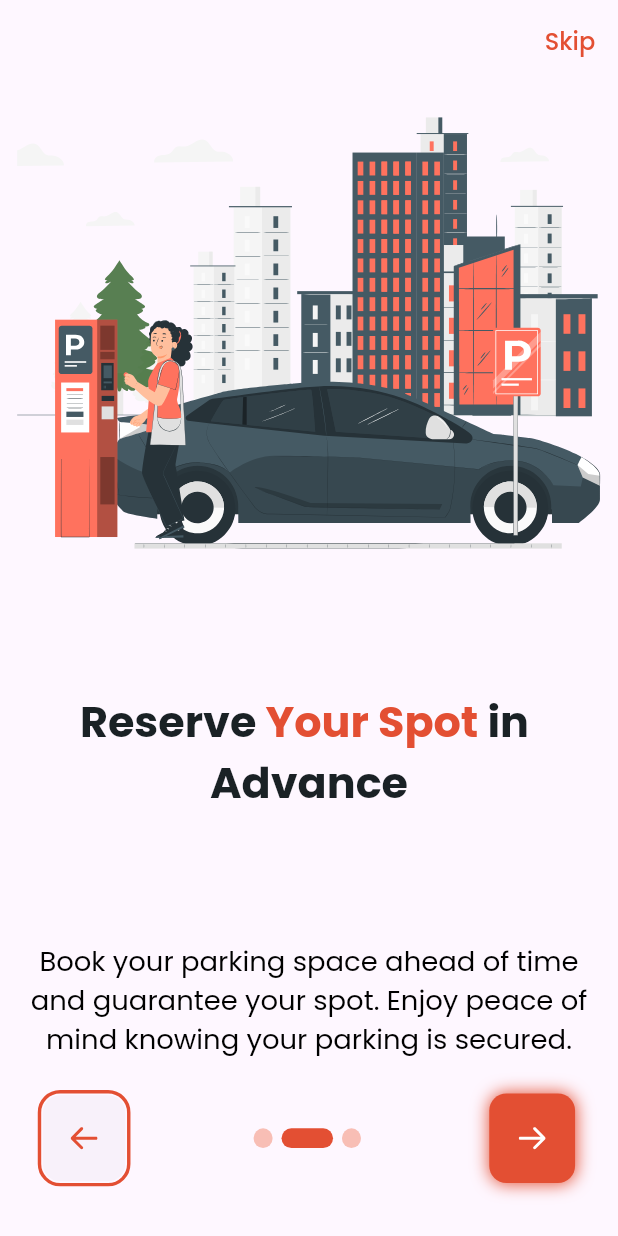
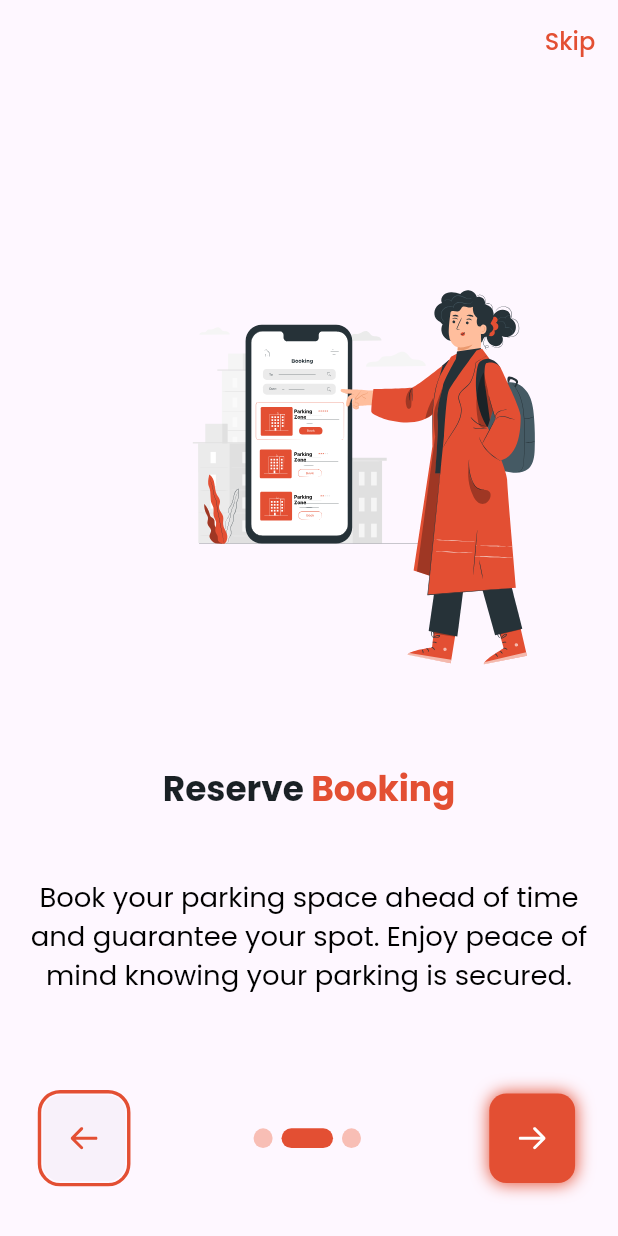
Before and after one commit to oyeasif/customer_parking, a Flutter app: the screen it shows after launch, after a tap on an icon or button, on a phone screen of 412 x 824 dp. Run offline on Flutter 3.47's test engine with Material 3 defaults, Android fonts, the phone set to English and light mode, and no system bars; our stand-ins replace animate_do, flutter_rating_stars, flutter_screenutil, flutter_svg, get, google_fonts and 4 more; project files that could hold a hidden picture were left out.

Commit message:
first commit

```diff
--- a/lib/res/my_imgs.dart
+++ b/lib/res/my_imgs.dart
@@ -13,6 +13,8 @@ class MyImgs  {
   static String mobile3 = 'assets/icons/onboard/mobile3.svg';
   static String carPerson = 'assets/icons/onboard/carperson.svg';
   static String car3 = 'assets/icons/onboard/car3.svg';
+  static String onboardMobile2 = 'assets/icons/onboard/onboardmobile2.svg';
+  static String onboardPerson2 = 'assets/icons/onboard/onboardperson2.svg';
 
   ///Assets Icons Login
 
@@ -22,6 +24,10 @@ class MyImgs  {
   static String google = 'assets/icons/login/google.svg';
   static String line = 'assets/icons/login/Line.svg';
   static String verification = 'assets/icons/login/verification.svg';
+  static String forgotMobile = 'assets/icons/login/forgotMobile.svg';
+  static String forgotPic = 'assets/icons/login/forgotPic.svg';
+  static String forgotChat = 'assets/icons/login/Chat.svg';
+  static String message = 'assets/icons/login/Message.svg';
 
   /// Assets Icons Home
   static String home = 'assets/icons/home/home.svg';
@@ -43,6 +49,8 @@ class MyImgs  {
   static String jazzCash = 'assets/icons/home/jazzCash.png';
   static String successPay = 'assets/icons/home/successPay.png';
   static String barCode = 'assets/icons/home/barCode.png';
+  static String spots = 'assets/icons/home/spots.svg';
+  static String arrived = 'assets/icons/home/arrived.png';
 
   ///Assets Icons Profile
   static String editProfile = 'assets/icons/profile/editProfile.svg';
--- a/lib/res/strings.dart
+++ b/lib/res/strings.dart
@@ -27,7 +27,7 @@ class  Strings extends Translations {
   static String home = 'Home';
   static String skip = 'Skip';
   static String find = 'Find ';
-  static String parking = 'Parking ';
+  static String parking = ' Parking';
   static String effortlessly = 'Effortlessly ';
   static String onboardOneDes = 'Locate nearby parking spaces instantly with real-time availability updates. Say goodbye to the stress of circling the block.';
   static String reserve = 'Reserve ';
@@ -37,9 +37,16 @@ class  Strings extends Translations {
   static String onboardTwoDes = 'Book your parking space ahead of time and guarantee your spot. Enjoy peace of mind knowing your parking is secured.';
   static String receiveParking = 'Receive Parking';
   static String notification = 'Notification';
+  static String onboardThreeDes = 'Your Companion Towards Sustainable Practices';
   static String favourites = 'Favourites';
   static String track = 'Track';
   static String profile = 'Profile';
+  static String onSpot = 'On-Spot ';
+  static String availability = 'Availability';
+  static String booking = 'Booking';
+  static String guiding = 'Guiding Your Journey';
+  static String to = 'to ';
+  static String sustainability = 'Sustainability';
 
 
 
--- a/lib/view/authentication/register_screen.dart
+++ b/lib/view/authentication/register_screen.dart
@@ -1,5 +1,6 @@
 import 'package:customer_parking_app/res/my_imgs.dart';
 import 'package:customer_parking_app/view/authentication/login_screen.dart';
+import 'package:customer_parking_app/view/authentication/terms_and_conditions.dart';
 import 'package:customer_parking_app/view/authentication/verification_screen.dart';
 import 'package:flutter/material.dart';
 import 'package:flutter_screenutil/flutter_screenutil.dart';
@@ -214,7 +215,9 @@ class _RegisterScreenState extends State<RegisterScreen> {
                 ),
                 TextStyleWidget(title: 'Agree with', size: 14.sp),
                 TextButton(
-                    onPressed: () {},
+                    onPressed: () {
+                      Get.to(()=>const TermsAndConditions());
+                    },
                     child: TextStyleWidget(
                       title: 'Terms \& Condition',
                       size: 14.sp,
--- a/lib/view/onboard_screens/onboard_screen_one.dart
+++ b/lib/view/onboard_screens/onboard_screen_one.dart
@@ -50,11 +50,11 @@ class _OnboardScreenOneState extends State<OnboardScreenOne> {
                       mainAxisAlignment: MainAxisAlignment.center,
                       crossAxisAlignment: CrossAxisAlignment.center,
                       children: [
-                        TextStyleWidget(title: Strings.find.tr, size: 25.sp, weight: FontWeight.w700, color: MyColors.black10,),
-                        TextStyleWidget(title: Strings.parking.tr, size: 25.sp, weight: FontWeight.w700, color: MyColors.primaryRed,),
+                        TextStyleWidget(title: Strings.onSpot.tr, size: 20.sp, weight: FontWeight.w700, color: MyColors.black10,),
+                        TextStyleWidget(title: Strings.parking.tr, size: 20.sp, weight: FontWeight.w700, color: MyColors.primaryRed,),
                       ],
                     ),
-                    TextStyleWidget(title: Strings.effortlessly.tr, size: 25.sp, weight: FontWeight.w700, color: MyColors.black10,),
+                    TextStyleWidget(title: Strings.availability.tr, size: 20.sp, weight: FontWeight.w700, color: MyColors.black10,),
                   ],
                 ),
               ),
--- a/lib/view/onboard_screens/onboard_screen_three.dart
+++ b/lib/view/onboard_screens/onboard_screen_three.dart
@@ -47,15 +47,21 @@ class _OnboardScreenThreeState extends State<OnboardScreenThree> {
                   mainAxisAlignment: MainAxisAlignment.center,
                   crossAxisAlignment: CrossAxisAlignment.center,
                   children: [
-                    TextStyleWidget(title: Strings.receiveParking.tr, size: 25.sp, weight: FontWeight.w700, color: MyColors.black10,),
-
-                    TextStyleWidget(title: Strings.notification.tr, size: 25.sp, weight: FontWeight.w700, color: MyColors.primaryRed,),
+                    TextStyleWidget(title: Strings.guiding.tr, size: 20.sp, weight: FontWeight.w700),
+                    Row(
+                      mainAxisAlignment: MainAxisAlignment.center,
+                      crossAxisAlignment: CrossAxisAlignment.center,
+                      children: [
+                        TextStyleWidget(title: Strings.to.tr, size: 20.sp, weight: FontWeight.w700),
+                        TextStyleWidget(title: Strings.sustainability.tr, size: 20.sp, weight: FontWeight.w700, color: MyColors.primaryRed,),
+                      ],
+                    ),
                   ],
                 ),
               ),
               FadeInUp(
                 duration: const Duration(seconds: 2),
-                child: TextStyleWidget(title: Strings.onboardTwoDes.tr,
+                child: TextStyleWidget(title: Strings.onboardThreeDes.tr,
                   size: 16.sp, weight: FontWeight.w400, color: MyColors.black, textAlign: TextAlign.center,),
               ),
 
--- a/lib/view/onboard_screens/onboard_screen_two.dart
+++ b/lib/view/onboard_screens/onboard_screen_two.dart
@@ -23,26 +23,31 @@ class _OnboardScreenTwoState extends State<OnboardScreenTwo> {
       children: [
         Expanded(
           child: Column(
-            mainAxisAlignment: MainAxisAlignment.spaceBetween,
+            mainAxisAlignment: MainAxisAlignment.spaceEvenly,
             crossAxisAlignment: CrossAxisAlignment.center,
             children: [
-              SvgPicture.asset(MyImgs.onboard2),
+              Stack(
+                alignment: Alignment.center,
+                children: [
+                  FadeInLeft(
+                  duration: Duration(seconds: 2),
+                  child: SvgPicture.asset(MyImgs.onboardMobile2, width: 150.w, height: 300.h,)),
+                  Padding(
+                    padding: EdgeInsets.only(left: 150.w, top: 50.h),
+                    child: FadeInRight(
+                        duration: Duration(seconds: 2),
+                        child: SvgPicture.asset(MyImgs.onboardPerson2, width: 130.w, height: 210.h,)),
+                  ),
+                ],
+              ),
               FadeInUp(
                 duration: const Duration(seconds: 2),
-                child: Column(
+                child: Row(
                   mainAxisAlignment: MainAxisAlignment.center,
                   crossAxisAlignment: CrossAxisAlignment.center,
                   children: [
-                    Row(
-                      mainAxisAlignment: MainAxisAlignment.center,
-                      crossAxisAlignment: CrossAxisAlignment.center,
-                      children: [
-                        TextStyleWidget(title: Strings.reserve.tr, size: 25.sp, weight: FontWeight.w700, color: MyColors.black10,),
-                        TextStyleWidget(title: Strings.yourSpot.tr, size: 25.sp, weight: FontWeight.w700, color: MyColors.primaryRed,),
-                        TextStyleWidget(title: Strings.iin.tr, size: 25.sp, weight: FontWeight.w700, color: MyColors.black10,),
-                      ],
-                    ),
-                    TextStyleWidget(title: Strings.advance.tr, size: 25.sp, weight: FontWeight.w700, color: MyColors.black10,),
+                    TextStyleWidget(title: Strings.reserve.tr, size: 20.sp, weight: FontWeight.w700, color: MyColors.black10,),
+                    TextStyleWidget(title: Strings.booking.tr, size: 20.sp, weight: FontWeight.w700, color: MyColors.primaryRed,),
                   ],
                 ),
               ),
```
Also changed, not shown: lib/view/authentication/forgot_otp_screen.dart (added, +110 -0 lines), lib/view/authentication/forgot_password.dart (added, +131 -0 lines), lib/view/authentication/login_screen.dart (+9 -3 lines), lib/view/authentication/reset_password_screen.dart (added, +185 -0 lines), lib/view/authentication/terms_and_conditions.dart (added, +45 -0 lines), lib/view/home_screens/home_screen.dart (+61 -6 lines), assets/icons/home/arrived.png (added), assets/icons/home/spots.svg (added), assets/icons/login/Chat.svg (added), assets/icons/login/Message.svg (added), assets/icons/login/forgotMobile.svg (added), assets/icons/login/forgotPic.svg (added), assets/icons/onboard/onboardmobile2.svg (added), assets/icons/onboard/onboardperson2.svg (added).
